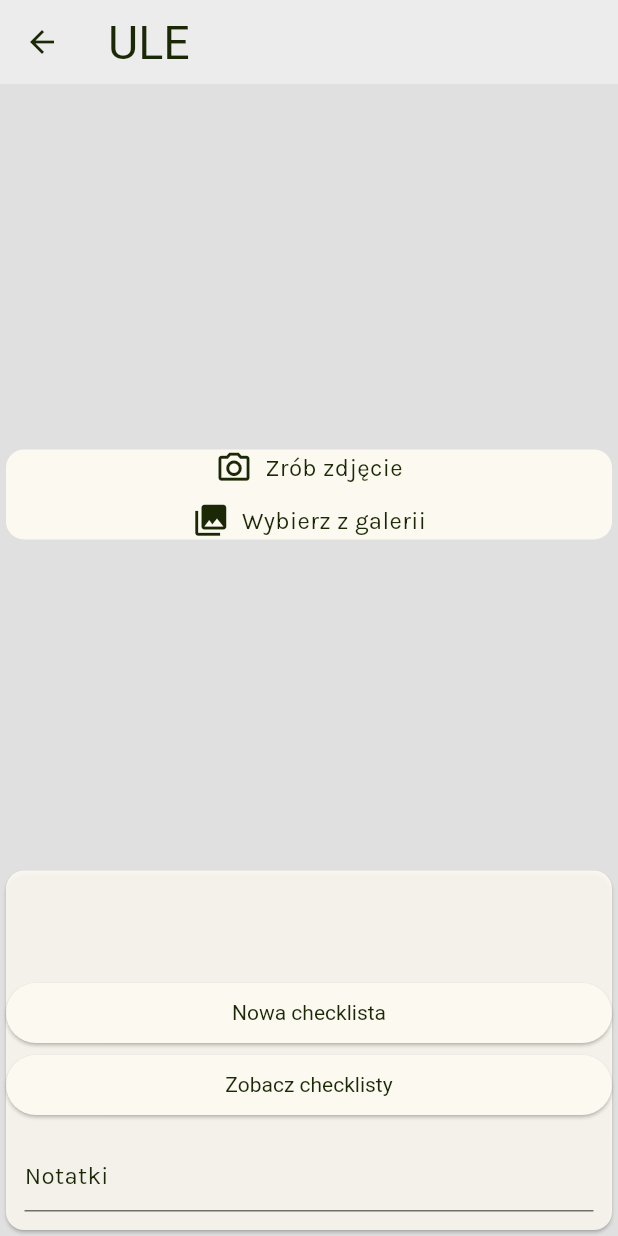
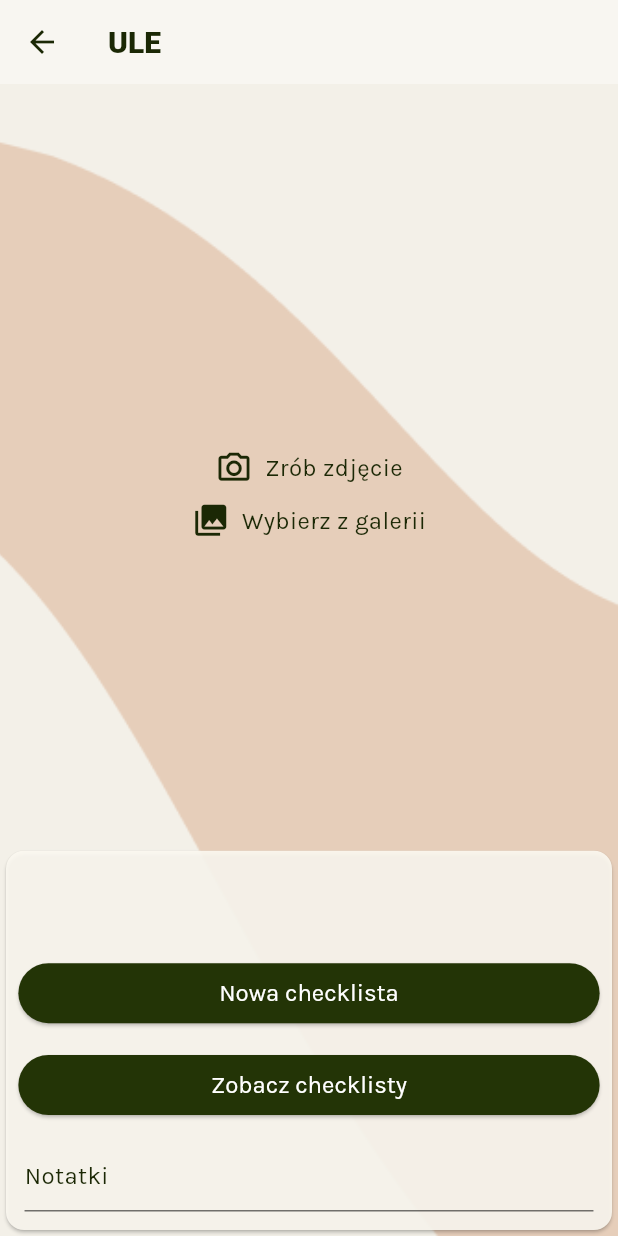
Before and after one commit to agata-miko/ule, a Flutter app: the HiveScreen screen opened directly with empty values, on a phone screen of 412 x 824 dp. Run offline on Flutter 3.47's test engine with Material 3 defaults, Android fonts, the phone set to English and light mode, and no system bars; our stand-ins replace animated_text_kit, flutter_riverpod, google_fonts, image_picker, location, shared_preferences and 1 more; accounts and stored records are empty; generated files the repository leaves out were written again; Roboto replaces fonts that are missing (Plaster, Zeyada).

Commit message:
UI changes (inc. accessibility)

```diff
--- a/lib/screens/add_hive_screen.dart
+++ b/lib/screens/add_hive_screen.dart
@@ -39,7 +39,7 @@ class _AddHiveScreenState extends ConsumerState<AddHiveScreen> {
   @override
   Widget build(BuildContext context) {
     return Scaffold(
-      appBar: AppBar(title: Text(AppLocalizations.of(context)!.addHive)),
+      appBar: AppBar(title: Text(AppLocalizations.of(context)!.addHive.toUpperCase())),
       body: SingleChildScrollView(
         child: Column(
           children: <Widget>[
--- a/lib/screens/hive_screen.dart
+++ b/lib/screens/hive_screen.dart
@@ -67,14 +67,18 @@ class _HiveScreenState extends ConsumerState<HiveScreen> {
           backgroundColor: Colors.white.withOpacity(0.4),
           iconTheme: const IconThemeData(),
           title: Text(
-            'ULE',
-            style: TextStyle(
-              fontFamily: GoogleFonts.zeyada().fontFamily,
-              fontSize: 31,
+            'ULE', style: Theme.of(context).appBarTheme.titleTextStyle!.copyWith(
+            fontFamily: GoogleFonts.plaster().fontFamily,
           ),
             ),
           ),
-        body: Stack(
+        body: Container(
+          decoration: const BoxDecoration(
+              image: DecorationImage(
+                  image: AssetImage('assets/images/background_1.png'),
+                  fit: BoxFit.cover)),
+          height: MediaQuery.of(context).size.height,
+          child: Stack(
             children: [
               Positioned(
                 bottom: MediaQuery.of(context).size.height * 0.2,
@@ -132,7 +136,9 @@ class _HiveScreenState extends ConsumerState<HiveScreen> {
                               ),
                             ),
                           ),
-                        ElevatedButton(
+                          Padding(
+                            padding: EdgeInsets.symmetric(horizontal: MediaQuery.of(context).size.width * 0.02),
+                            child: ElevatedButton(
                               onPressed: () {
                                 Navigator.of(context).push(
                                   MaterialPageRoute(
@@ -144,7 +150,11 @@ class _HiveScreenState extends ConsumerState<HiveScreen> {
                               },
                               child: Text(AppLocalizations.of(context)!.newChecklist),
                             ),
-                        ElevatedButton(
+                          ),
+                          SizedBox(height: MediaQuery.of(context).size.height * 0.016,),
+                          Padding(
+                            padding: EdgeInsets.symmetric(horizontal: MediaQuery.of(context).size.width * 0.02),
+                            child: ElevatedButton(
                               onPressed: () {
                                 Navigator.of(context).push(
                                   MaterialPageRoute(
@@ -155,6 +165,7 @@ class _HiveScreenState extends ConsumerState<HiveScreen> {
                                 );
                               },
                               child: Text(AppLocalizations.of(context)!.seeOldChecklists),
+                            ),
                           ),
                           NoteEditor(
                             hiveId: widget.hiveId,
@@ -168,6 +179,7 @@ class _HiveScreenState extends ConsumerState<HiveScreen> {
             ],
           ),
         ),
+      ),
     );
   }
 }
--- a/lib/theme/app_theme.dart
+++ b/lib/theme/app_theme.dart
@@ -14,9 +14,10 @@ ThemeData lightTheme = ThemeData(
   ),
   appBarTheme: AppBarTheme(
     titleTextStyle: TextStyle(
-      fontFamily: GoogleFonts.karla().fontFamily,
+      fontFamily: GoogleFonts.montserrat().fontFamily,
+      fontWeight: FontWeight.w900,
       fontSize: 20,
-      color: Color(0xFF1B2805),
+      color: const Color(0xFF1B2805),
     ),
     color: Colors.transparent,
     elevation: 0.0,
@@ -27,11 +28,11 @@ ThemeData lightTheme = ThemeData(
   elevatedButtonTheme: ElevatedButtonThemeData(
     style: ButtonStyle(
       textStyle: MaterialStatePropertyAll(TextStyle(
-          fontSize: 14,
+          fontSize: 16,
           fontFamily:
-              GoogleFonts.roboto(fontWeight: FontWeight.w300).fontFamily)),
-      backgroundColor: MaterialStateProperty.all(Color(0xFFFCF9F1)),
-      foregroundColor: MaterialStateProperty.all(Color(0xFF1B2805)),
+              GoogleFonts.karla().fontFamily)),
+      backgroundColor: MaterialStateProperty.all(Color(0xFF233406)),//(const Color(0xFFE6CEBA)),
+      foregroundColor: MaterialStateProperty.all(Colors.white),//(const Color(0xFF1B2805)),
     ),
   ),
   textButtonTheme: TextButtonThemeData(
@@ -48,13 +49,14 @@ ThemeData lightTheme = ThemeData(
     textStyle: TextStyle(
       fontFamily: GoogleFonts.roboto(fontWeight: FontWeight.w300).fontFamily,
       fontSize: 12,
-      color:Color(0xFF1B2805),
+      color:const Color(0xFF1B2805),
     ),
   ),
   datePickerTheme: const DatePickerThemeData(
     backgroundColor: Colors.white,
     elevation: 0,
   ),
+
   colorScheme: const ColorScheme(
     primaryContainer: Color(0xFFFCF9F1),
     secondaryContainer: Color(0xFFFCF9F1),
--- a/lib/widgets/checklist.dart
+++ b/lib/widgets/checklist.dart
@@ -109,7 +109,7 @@ class ChecklistState extends ConsumerState<Checklist> {
                 onPressed: () {
                   Navigator.of(context).pop();
                 },
-                child: Text(AppLocalizations.of(context)!.back)),
+                child: Text(AppLocalizations.of(context)!.back, style: TextStyle(color: Color(0xFF1B2805)),)),
             ElevatedButton(
                 onPressed: () async {
                   if (hasUnansweredQuestions()) {
@@ -155,6 +155,7 @@ class ChecklistState extends ConsumerState<Checklist> {
           mainAxisAlignment: MainAxisAlignment.center,
           children: [
             Radio(
+              activeColor: Color(0xFF233406),
               value: true,
               groupValue: questionAnswer is QuestionAnswer
                   ? (questionAnswer).answer
@@ -199,7 +200,7 @@ class ChecklistState extends ConsumerState<Checklist> {
               hintText: AppLocalizations.of(context)!.answerHint,
               hintStyle: Theme.of(context).textTheme.bodyMedium,
               filled: true,
-              fillColor: Colors.grey[50],
+              fillColor: Color(0xFF233406).withOpacity(0.1),
               border: InputBorder.none,
             ),
             onChanged: (String value) {
--- a/lib/widgets/image_input.dart
+++ b/lib/widgets/image_input.dart
@@ -37,7 +37,7 @@ class _ImageInputState extends ConsumerState<ImageInput> {
   @override
   Widget build(BuildContext context) {
     Widget content = Card(
-      color: Theme.of(context).colorScheme.primaryContainer,
+      color: Colors.transparent,
       elevation: 0,
       child: Column(
         children: [
--- a/lib/widgets/search_bar_hive.dart
+++ b/lib/widgets/search_bar_hive.dart
@@ -19,11 +19,9 @@ class SearchBarHive extends ConsumerWidget {
           ref.read(hivesSearchQueryProvider.notifier).updateSearchQuery(query);
         },
         decoration: InputDecoration(
-          contentPadding: EdgeInsets.symmetric(
-              vertical: MediaQuery.of(context).size.height * 0.001),
           hintText: AppLocalizations.of(context)!.hintSearch,
-          hintStyle: Theme.of(context).textTheme.bodyMedium,
-          enabledBorder: InputBorder.none,
+          hintStyle: Theme.of(context).textTheme.bodyLarge!.copyWith(color: Colors.grey.shade500),
+          // enabledBorder: InputBorder.none,
         ));
   }
 }
```
Also changed, not shown: lib/screens/checklist_screen.dart (+14 -6 lines), lib/screens/checklists_list_screen.dart (+9 -5 lines), lib/screens/filled_checklist_screen.dart (+11 -3 lines), lib/screens/hives_list_screen.dart (+17 -12 lines), lib/screens/starting_screen.dart (+4 -3 lines), lib/widgets/checklists_list.dart (+10 -4 lines), lib/widgets/filled_checklist.dart (+31 -12 lines), lib/widgets/hives_list.dart (+10 -7 lines), lib/widgets/percentage_slider.dart (+7 -3 lines), lib/widgets/search_bar_checklist.dart (+5 -4 lines), lib/widgets/sunset_widget.dart (+6 -6 lines). Lines whose indentation alone changed are shown as unchanged.
